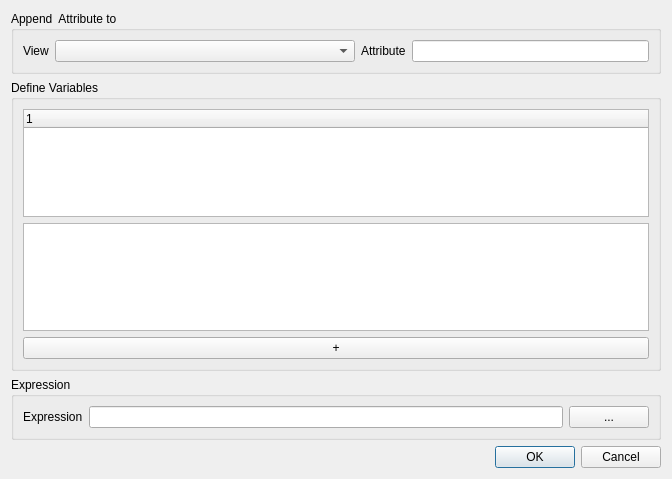
The window that src/DynaMind-BasicModules/guiattributecalculator.ui (iut-ibk/DynaMind-ToolBox) describes before a commit, drawn with Qt 5.
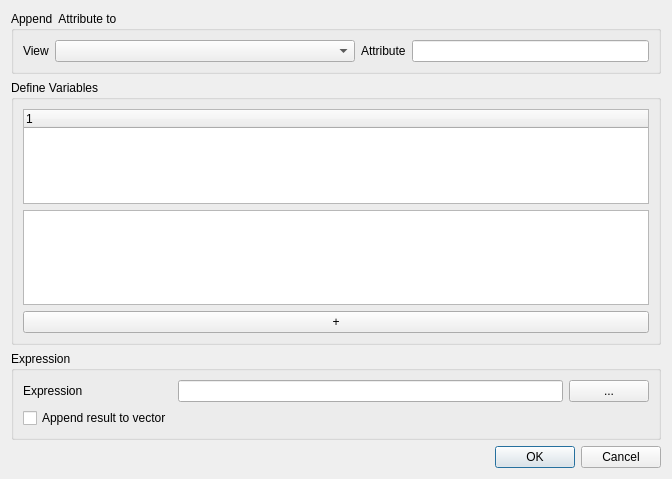
The same window after the commit.

Commit message: add option to append result as vector

What changed in the file:
```diff
--- a/src/DynaMind-BasicModules/guiattributecalculator.ui
+++ b/src/DynaMind-BasicModules/guiattributecalculator.ui
@@ -139,6 +139,13 @@
       <item row="0" column="1">
        <widget class="QLineEdit" name="lineExpression"/>
       </item>
+      <item row="1" column="0">
+       <widget class="QCheckBox" name="asVector">
+        <property name="text">
+         <string>Append result to vector</string>
+        </property>
+       </widget>
+      </item>
      </layout>
     </widget>
    </item>
```
The commit also changes 1 other file.
